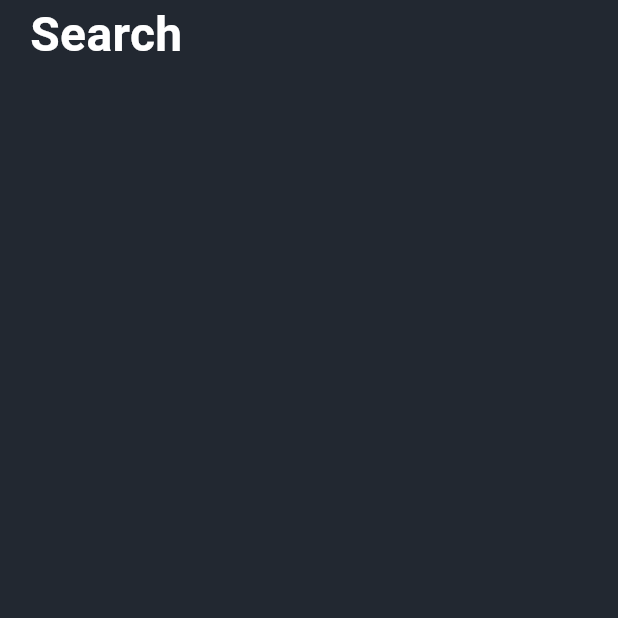
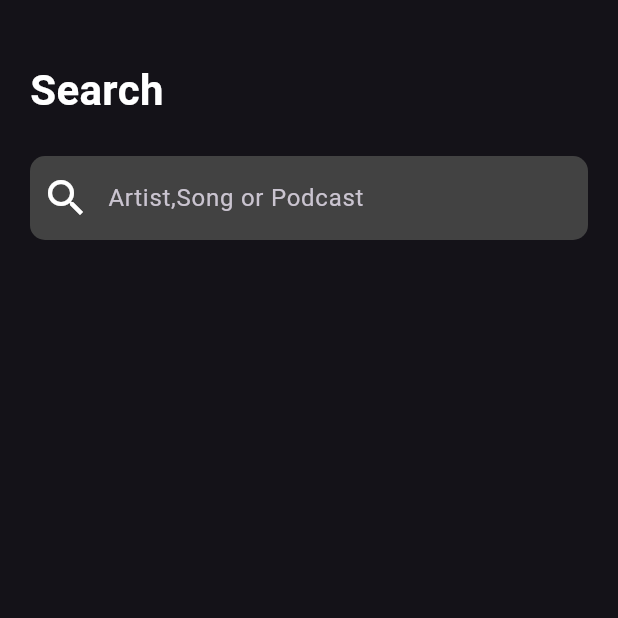
Before and after one commit to AftabBagwan/rhythmix, a Flutter app: the Search screen opened directly, on a phone screen of 412 x 824 dp, the top half of it. Run offline on Flutter 3.47's test engine with Material 3 defaults, Android fonts, the phone set to English and light mode, and no system bars; our stand-ins replace just_audio, rxdart; missing offline and left inert: audio_session; network calls fail.

Commit message:
search text field design added

```diff
--- a/lib/pages/search.dart
+++ b/lib/pages/search.dart
@@ -9,23 +9,62 @@ class Search extends StatefulWidget {
 }
 
 class _SearchState extends State<Search> {
+  final TextEditingController _searchController = TextEditingController();
+
   @override
   Widget build(BuildContext context) {
     return Scaffold(
-      backgroundColor: AppColors.primaryColor,
-      body: Padding(
-        padding: const EdgeInsets.only(left: 20),
+      // backgroundColor: AppColors.primaryColor,
+      body: SafeArea(
+        bottom: false,
+        child: Padding(
+          padding: const EdgeInsets.only(left: 20, right: 20),
           child: Column(
+            crossAxisAlignment: CrossAxisAlignment.start,
             children: [
-            Text(
+              Padding(
+                padding: const EdgeInsets.only(top: 40.0),
+                child: Text(
                   "Search",
                   style: TextStyle(
-                fontSize: 32,
+                    fontSize: 28,
+                    color: AppColors.white,
                     fontWeight: FontWeight.bold,
-                color: AppColors.white,
+                  ),
+                ),
+              ),
+              Padding(
+                padding: const EdgeInsets.only(top: 24.0),
+                child: TextField(
+                  keyboardType: TextInputType.text,
+                  style: const TextStyle(
+                    fontSize: 16,
+                  ),
+                  controller: _searchController,
+                  decoration: InputDecoration(
+                      prefixIcon: const Icon(
+                        Icons.search,
+                        size: 32,
+                      ),
+                      hintText: "Artist,Song or Podcast",
+                      hintStyle: const TextStyle(
+                        fontSize: 16,
+                      ),
+                      prefixIconColor: AppColors.white,
+                      fillColor: Colors.grey.shade800,
+                      focusColor: Colors.grey.shade800,
+                      filled: true,
+                      border: const OutlineInputBorder(
+                        borderSide: BorderSide.none,
+                        borderRadius: BorderRadius.all(
+                          Radius.circular(10),
+                        ),
+                      )),
                 ),
               )
             ],
+          ),
+
         ),
       ),
     );
```
Lines whose indentation alone changed are shown as unchanged.
